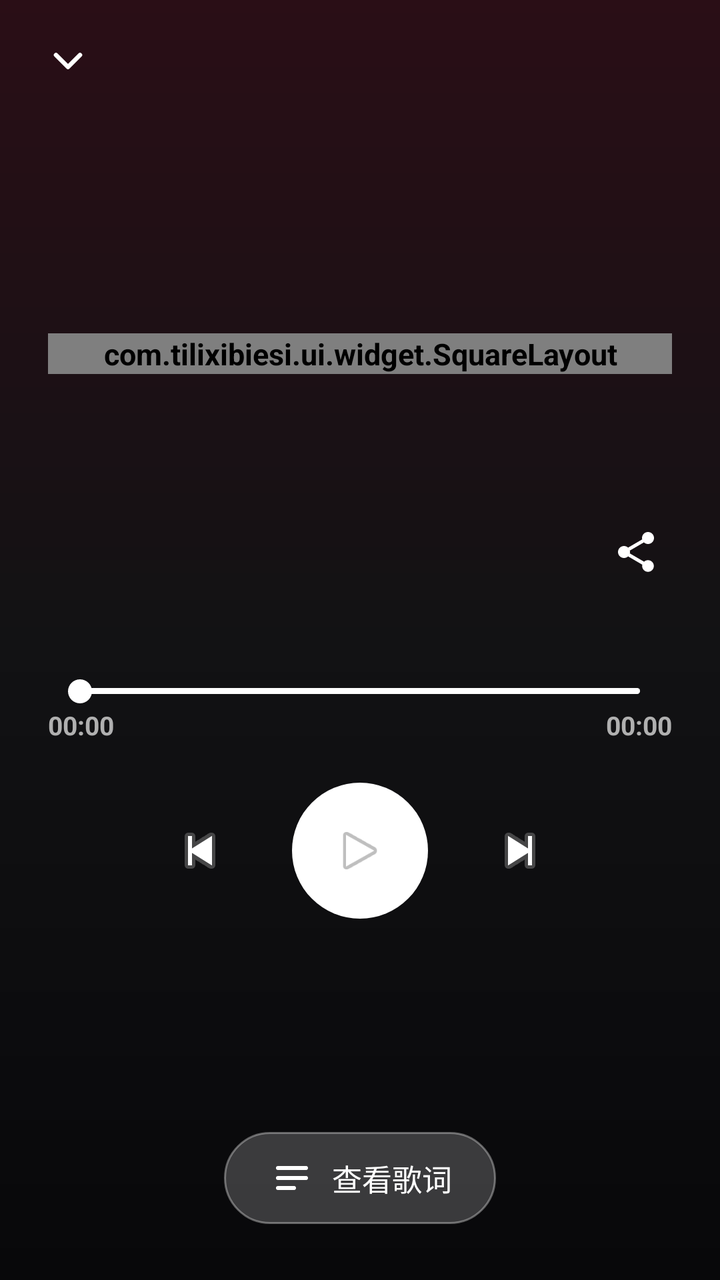
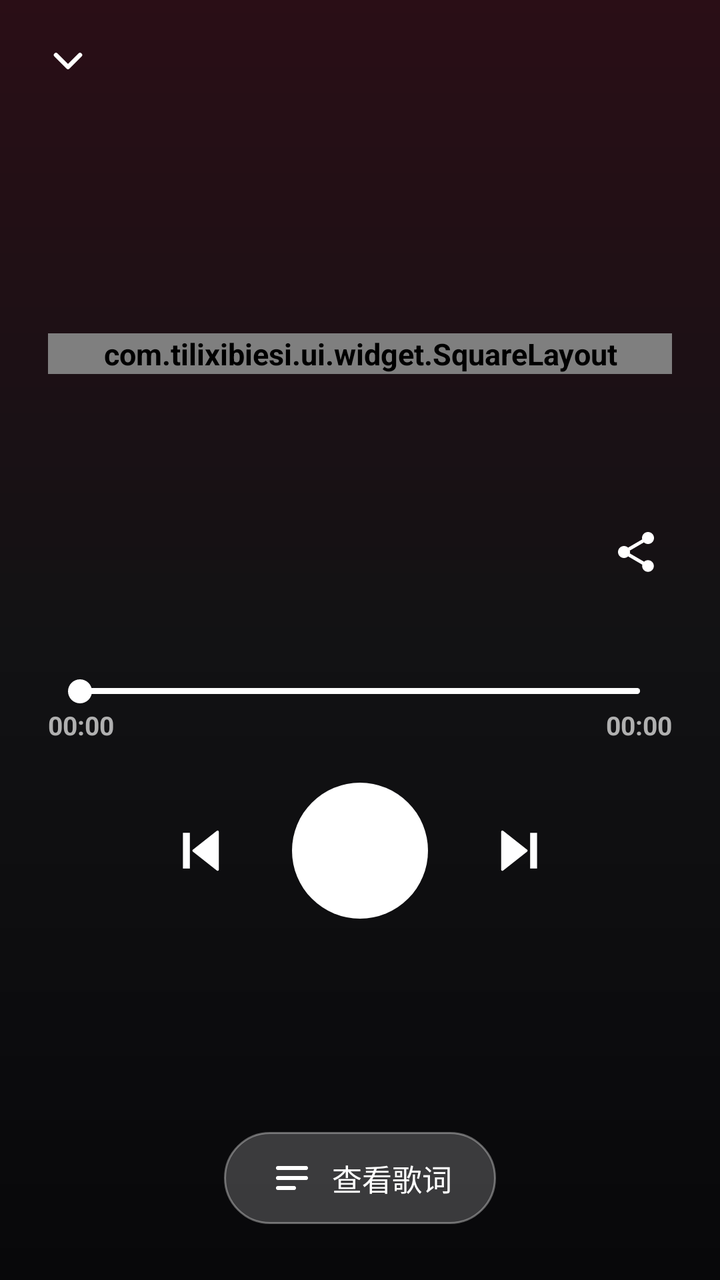

Before-and-after screenshots of an Android layout around one commit, followed by the original layout XML and the change that was made.
<!-- AndroidManifest.xml: application theme AppTheme -->
<!-- res/layout/page_now_playing.xml -->
<?xml version="1.0" encoding="utf-8"?>
<FrameLayout xmlns:android="http://schemas.android.com/apk/res/android"
    android:id="@+id/np_root"
    android:layout_width="match_parent"
    android:layout_height="match_parent"
    android:background="@drawable/now_playing_bg"
    android:clickable="true"
    android:focusable="true">

    <LinearLayout
        android:id="@+id/np_player"
        android:layout_width="match_parent"
        android:layout_height="match_parent"
        android:orientation="vertical">

        <LinearLayout
            android:id="@+id/np_topbar"
            android:layout_width="match_parent"
            android:layout_height="wrap_content"
            android:orientation="horizontal"
            android:gravity="center_vertical"
            android:paddingHorizontal="12dp"
            android:paddingVertical="8dp">

            <ImageButton
                android:id="@+id/iv_np_collapse"
                android:layout_width="44dp"
                android:layout_height="44dp"
                android:background="?android:attr/selectableItemBackgroundBorderless"
                android:src="@drawable/ic_chevron_down"
                android:contentDescription="@string/now_playing_collapse" />
        </LinearLayout>

        <LinearLayout
            android:id="@+id/np_content"
            android:layout_width="match_parent"
            android:layout_height="0dp"
            android:layout_weight="1"
            android:orientation="vertical"
            android:gravity="center"
            android:paddingHorizontal="24dp">

            <com.tilixibiesi.ui.widget.SquareLayout
                android:id="@+id/np_cover_box"
                android:layout_width="match_parent"
                android:layout_height="wrap_content"
                android:layout_gravity="center_horizontal"
                android:background="@drawable/np_cover_bg">

                <ImageView
                    android:id="@+id/iv_np_cover"
                    android:layout_width="match_parent"
                    android:layout_height="match_parent"
                    android:scaleType="centerCrop"
                    android:src="@drawable/ic_cover_placeholder"
                    android:contentDescription="@string/now_playing_cover" />
            </com.tilixibiesi.ui.widget.SquareLayout>

            <LinearLayout
                android:id="@+id/np_info"
                android:layout_width="match_parent"
                android:layout_height="wrap_content"
                android:orientation="vertical">

                <TextView
                    android:id="@+id/tv_np_title"
                    android:layout_width="match_parent"
                    android:layout_height="wrap_content"
                    android:layout_marginTop="28dp"
                    android:textSize="26sp"
                    android:textStyle="bold"
                    android:textColor="#FFFFFFFF"
                    android:maxLines="2"
                    android:ellipsize="end" />

                <LinearLayout
                    android:layout_width="match_parent"
                    android:layout_height="wrap_content"
                    android:layout_marginTop="8dp"
                    android:orientation="horizontal"
                    android:gravity="center_vertical">

                    <TextView
                        android:id="@+id/tv_np_artist"
                        android:layout_width="0dp"
                        android:layout_height="wrap_content"
                        android:layout_weight="1"
                        android:textSize="15sp"
                        android:textColor="#FFB0B0B0"
                        android:maxLines="1"
                        android:ellipsize="end" />

                    <ImageButton
                        android:id="@+id/btn_np_share"
                        android:layout_width="36dp"
                        android:layout_height="36dp"
                        android:layout_marginStart="8dp"
                        android:background="?android:attr/selectableItemBackgroundBorderless"
                        android:padding="6dp"
                        android:scaleType="fitCenter"
                        android:src="@drawable/ic_share"
                        android:contentDescription="@string/now_playing_share" />
                </LinearLayout>

                <TextView
                    android:id="@+id/tv_np_album"
                    android:layout_width="match_parent"
                    android:layout_height="wrap_content"
                    android:layout_marginTop="4dp"
                    android:textSize="13sp"
                    android:textColor="#FF7E7E7E"
                    android:maxLines="1"
                    android:ellipsize="end" />

                <SeekBar
                    android:id="@+id/sb_np_progress"
                    android:layout_width="match_parent"
                    android:layout_height="wrap_content"
                    android:layout_marginTop="24dp"
                    android:max="100"
                    android:progress="0"
                    android:progressDrawable="@drawable/np_seekbar_track"
                    android:thumb="@drawable/np_seekbar_thumb"
                    android:splitTrack="false" />

                <LinearLayout
                    android:id="@+id/np_times"
                    android:layout_width="match_parent"
                    android:layout_height="wrap_content"
                    android:layout_marginTop="2dp"
                    android:orientation="horizontal">

                    <TextView
                        android:id="@+id/tv_np_cur"
                        android:layout_width="wrap_content"
                        android:layout_height="wrap_content"
                        android:text="@string/player_time_zero"
                        android:textSize="13sp"
                        android:textColor="#FFB0B0B0" />

                    <View
                        android:layout_width="0dp"
                        android:layout_height="1dp"
                        android:layout_weight="1" />

                    <TextView
                        android:id="@+id/tv_np_total"
                        android:layout_width="wrap_content"
                        android:layout_height="wrap_content"
                        android:text="@string/player_time_zero"
                        android:textSize="13sp"
                        android:textColor="#FFB0B0B0" />
                </LinearLayout>

                <LinearLayout
                    android:id="@+id/np_controls"
                    android:layout_width="wrap_content"
                    android:layout_height="wrap_content"
                    android:layout_marginTop="20dp"
                    android:layout_gravity="center_horizontal"
                    android:orientation="horizontal"
                    android:gravity="center_vertical">

                    <ImageButton
                        android:id="@+id/btn_np_prev"
                        android:layout_width="56dp"
                        android:layout_height="56dp"
                        android:background="?android:attr/selectableItemBackgroundBorderless"
                        android:src="@android:drawable/ic_media_previous"
                        android:contentDescription="@string/previous" />

                    <ImageButton
                        android:id="@+id/btn_np_play"
                        android:layout_width="68dp"
                        android:layout_height="68dp"
                        android:layout_marginHorizontal="18dp"
                        android:background="@drawable/play_pause_circle"
                        android:padding="20dp"
                        android:scaleType="fitCenter"
                        android:src="@android:drawable/ic_media_play"
                        android:contentDescription="@string/play_pause" />

                    <ImageButton
                        android:id="@+id/btn_np_next"
                        android:layout_width="56dp"
                        android:layout_height="56dp"
                        android:background="?android:attr/selectableItemBackgroundBorderless"
                        android:src="@android:drawable/ic_media_next"
                        android:contentDescription="@string/next" />
                </LinearLayout>
            </LinearLayout>
        </LinearLayout>


        <LinearLayout
            android:id="@+id/np_bottom_bar"
            android:layout_width="match_parent"
            android:layout_height="wrap_content"
            android:orientation="horizontal"
            android:gravity="center"
            android:paddingTop="4dp"
            android:paddingBottom="24dp"
            android:visibility="gone" />

        <Button
            android:id="@+id/btn_np_lyrics"
            android:layout_width="wrap_content"
            android:layout_height="46dp"
            android:layout_gravity="center_horizontal"
            android:layout_marginBottom="28dp"
            android:background="@drawable/lyrics_pill_bg"
            android:drawableStart="@drawable/ic_lyrics"
            android:drawablePadding="8dp"
            android:gravity="center"
            android:paddingHorizontal="22dp"
            android:text="@string/now_playing_view_lyrics"
            android:textAllCaps="false"
            android:textColor="#FFFFFFFF"
            android:textSize="15sp" />
    </LinearLayout>

    <FrameLayout
        android:id="@+id/np_lyrics"
        android:layout_width="match_parent"
        android:layout_height="match_parent"
        android:visibility="gone">

        <ImageView
            android:id="@+id/iv_np_blur"
            android:layout_width="match_parent"
            android:layout_height="match_parent"
            android:scaleType="centerCrop"
            android:contentDescription="@null" />

        <View
            android:layout_width="match_parent"
            android:layout_height="match_parent"
            android:background="#A6000000" />

        <LinearLayout
            android:id="@+id/np_lyrics_body"
            android:layout_width="match_parent"
            android:layout_height="match_parent"
            android:orientation="vertical"
            android:paddingTop="72dp"
            android:paddingHorizontal="20dp"
            android:paddingBottom="24dp">

            <TextView
                android:id="@+id/tv_lrc_title"
                android:layout_width="match_parent"
                android:layout_height="wrap_content"
                android:gravity="center"
                android:textSize="22sp"
                android:textStyle="bold"
                android:textColor="#FFFFFFFF"
                android:maxLines="2"
                android:ellipsize="end" />

            <TextView
                android:id="@+id/tv_lrc_artist"
                android:layout_width="match_parent"
                android:layout_height="wrap_content"
                android:layout_marginTop="10dp"
                android:gravity="center"
                android:textSize="15sp"
                android:textColor="#FFD0D0D0"
                android:maxLines="1"
                android:ellipsize="end" />

            <TextView
                android:id="@+id/tv_lrc_album"
                android:layout_width="match_parent"
                android:layout_height="wrap_content"
                android:layout_marginTop="6dp"
                android:gravity="center"
                android:textSize="13sp"
                android:textColor="#FF9E9E9E"
                android:maxLines="1"
                android:ellipsize="end" />

            <ScrollView
                android:id="@+id/sv_np_lyrics"
                android:layout_width="match_parent"
                android:layout_height="0dp"
                android:layout_weight="1"
                android:layout_marginTop="36dp"
                android:scrollbars="none"
                android:visibility="gone">

                <LinearLayout
                    android:id="@+id/ll_np_lyrics"
                    android:layout_width="match_parent"
                    android:layout_height="wrap_content"
                    android:orientation="vertical"
                    android:paddingBottom="80dp" />
            </ScrollView>

            <TextView
                android:id="@+id/tv_np_no_lyrics"
                android:layout_width="match_parent"
                android:layout_height="0dp"
                android:layout_weight="1"
                android:gravity="center"
                android:text="@string/now_playing_no_lyrics"
                android:textColor="#FFB0B0B0"
                android:textSize="17sp"
                android:visibility="gone" />
        </LinearLayout>
    </FrameLayout>
</FrameLayout>
<!-- resources referenced by this layout -->
<resources>
  <!-- drawable lyrics_pill_bg (drawable) -->
  <?xml version="1.0" encoding="utf-8"?>
  <shape xmlns:android="http://schemas.android.com/apk/res/android"
      android:shape="rectangle">
      <solid android:color="#33FFFFFF" />
      <corners android:radius="26dp" />
      <stroke
          android:width="1dp"
          android:color="#59FFFFFF" />
  </shape>
  <!-- drawable now_playing_bg (drawable) -->
  <?xml version="1.0" encoding="utf-8"?>
  <shape xmlns:android="http://schemas.android.com/apk/res/android"
      android:shape="rectangle">
      <gradient
          android:angle="270"
          android:startColor="#FF2A0E16"
          android:centerColor="#FF121214"
          android:endColor="#FF08080A"
          android:type="linear" />
  </shape>
  <!-- drawable np_cover_bg (drawable) -->
  <?xml version="1.0" encoding="utf-8"?>
  <shape xmlns:android="http://schemas.android.com/apk/res/android"
      android:shape="rectangle">
      <solid android:color="#FF4D4D4D" />
      <corners android:radius="14dp" />
  </shape>
  <!-- drawable play_pause_circle (drawable) -->
  <?xml version="1.0" encoding="utf-8"?>
  <shape xmlns:android="http://schemas.android.com/apk/res/android"
      android:shape="oval">
      <solid android:color="#FFFFFFFF" />
  </shape>
  <string name="next">下一首</string>
  <string name="now_playing_collapse">收起</string>
  <string name="now_playing_cover">封面</string>
  <string name="now_playing_no_lyrics">暂无歌词</string>
  <string name="now_playing_share">分享</string>
  <string name="now_playing_view_lyrics">查看歌词</string>
  <string name="play_pause">播放/暂停</string>
  <string name="player_time_zero">00:00</string>
  <string name="previous">上一首</string>
  <style name="AppTheme" parent="@android:style/Theme.Material.Light.NoActionBar">
          <item name="android:windowBackground">@color/activity_bg</item>
          <item name="android:textViewStyle">@style/GlobalBoldTextStyle</item>
          <item name="android:fontWeight">1000</item>
          <item name="android:textSize">15sp</item>
      </style>
  <color name="activity_bg">#F5F5F5</color>
  <style name="GlobalBoldTextStyle" parent="@android:style/Widget.Material.TextView">
          <item name="android:textStyle">bold</item>
          <item name="android:fontWeight">1000</item>
      </style>
  <!-- unchanged entries left out for length: 6 -->
</resources>

<!-- the commit's change to res/layout/page_now_playing.xml (unified diff, before → after) -->
@@ -166,7 +166,7 @@
                         android:layout_width="56dp"
                         android:layout_height="56dp"
                         android:background="?android:attr/selectableItemBackgroundBorderless"
-                        android:src="@android:drawable/ic_media_previous"
+                        android:src="@drawable/ic_media_previous"
                         android:contentDescription="@string/previous" />
 
                     <ImageButton
@@ -177,7 +177,7 @@
                         android:background="@drawable/play_pause_circle"
                         android:padding="20dp"
                         android:scaleType="fitCenter"
-                        android:src="@android:drawable/ic_media_play"
+                        android:src="@drawable/ic_media_play"
                         android:contentDescription="@string/play_pause" />
 
                     <ImageButton
@@ -185,7 +185,7 @@
                         android:layout_width="56dp"
                         android:layout_height="56dp"
                         android:background="?android:attr/selectableItemBackgroundBorderless"
-                        android:src="@android:drawable/ic_media_next"
+                        android:src="@drawable/ic_media_next"
                         android:contentDescription="@string/next" />
                 </LinearLayout>
             </LinearLayout>
<!-- resource entries referenced after the edit -->
@@ -1,5 +1,58 @@
 <!-- resources referenced by this layout -->
 <resources>
+  <!-- drawable ic_media_next (drawable) -->
+  <?xml version="1.0" encoding="utf-8"?>
+  <vector xmlns:android="http://schemas.android.com/apk/res/android"
+      android:width="32dp"
+      android:height="32dp"
+      android:viewportWidth="24"
+      android:viewportHeight="24">
+  
+      <path
+          android:fillColor="#FFFFFFFF"
+          android:strokeColor="#FFFFFFFF"
+          android:strokeWidth="0.9"
+          android:strokeLineJoin="round"
+          android:pathData="M5.4,4.9L14.4,12L5.4,19.1Z" />
+  
+      <path
+          android:fillColor="#FFFFFFFF"
+          android:pathData="M15.8,5.3h2.6v13.4h-2.6z" />
+  </vector>
+  <!-- drawable ic_media_play (drawable) -->
+  <?xml version="1.0" encoding="utf-8"?>
+  <vector xmlns:android="http://schemas.android.com/apk/res/android"
+      android:width="32dp"
+      android:height="32dp"
+      android:viewportWidth="24"
+      android:viewportHeight="24">
+  
+      <path
+          android:fillColor="#FFFFFFFF"
+          android:strokeColor="#FFFFFFFF"
+          android:strokeWidth="0.9"
+          android:strokeLineJoin="round"
+          android:pathData="M5,3.9L18.9,12L5,20.1Z" />
+  </vector>
+  <!-- drawable ic_media_previous (drawable) -->
+  <?xml version="1.0" encoding="utf-8"?>
+  <vector xmlns:android="http://schemas.android.com/apk/res/android"
+      android:width="32dp"
+      android:height="32dp"
+      android:viewportWidth="24"
+      android:viewportHeight="24">
+  
+      <path
+          android:fillColor="#FFFFFFFF"
+          android:pathData="M5.6,5.3h2.6v13.4H5.6z" />
+  
+      <path
+          android:fillColor="#FFFFFFFF"
+          android:strokeColor="#FFFFFFFF"
+          android:strokeWidth="0.9"
+          android:strokeLineJoin="round"
+          android:pathData="M18.6,4.9L9.6,12L18.6,19.1Z" />
+  </vector>
   <!-- drawable lyrics_pill_bg (drawable) -->
   <?xml version="1.0" encoding="utf-8"?>
   <shape xmlns:android="http://schemas.android.com/apk/res/android"
